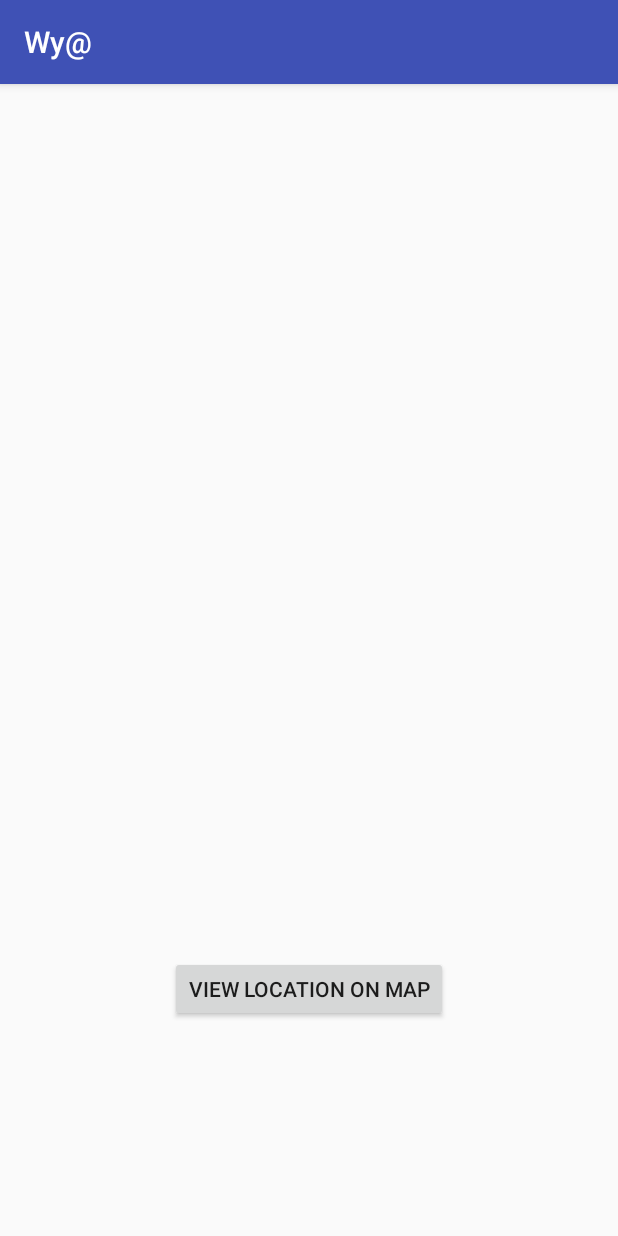
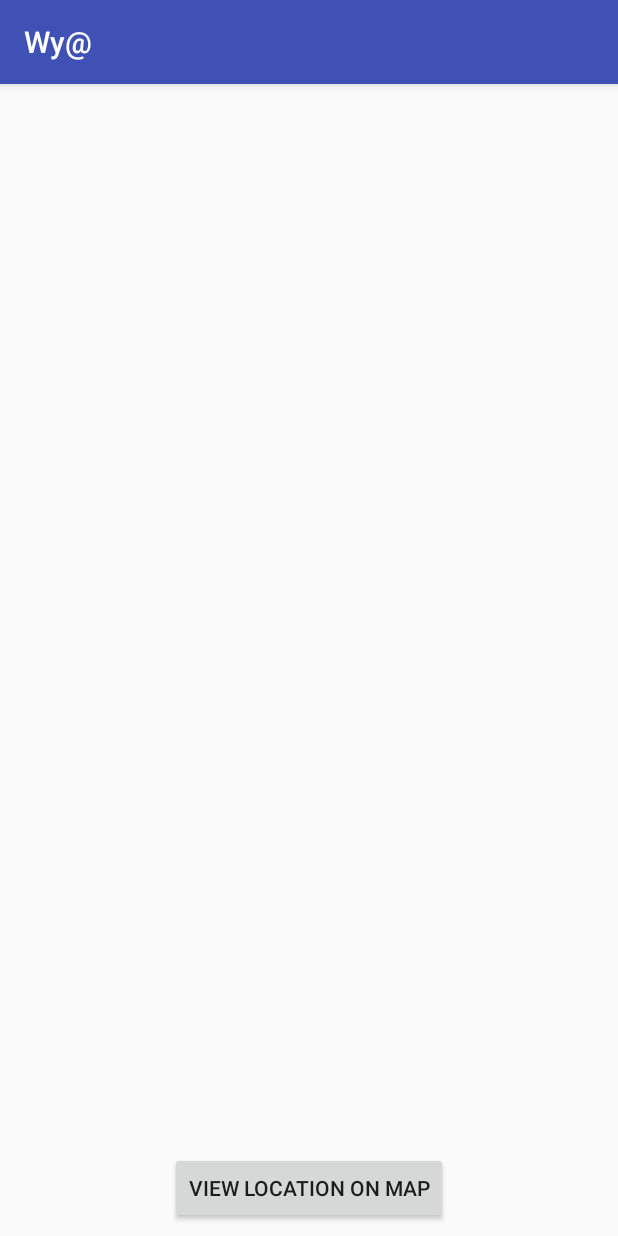
Before and after one commit to nnsookwon/Wy-, an Android app: the LocationReceivedActivity screen opened directly, with no data from a screen before it, on a phone screen of 412 x 824 dp. Run offline under Robolectric (Android 15) with nearby library versions, the phone set to English and light mode, and no system bars; 1 statement that could not run was skipped.

Commit message:
fixed received_location layout

```diff
--- a/app/src/main/res/layout/received_location.xml
+++ b/app/src/main/res/layout/received_location.xml
@@ -1,37 +1,28 @@
 <?xml version="1.0" encoding="utf-8"?>
-<android.support.constraint.ConstraintLayout
+<RelativeLayout
     xmlns:android="http://schemas.android.com/apk/res/android"
-    xmlns:app="http://schemas.android.com/apk/res-auto"
-    xmlns:tools="http://schemas.android.com/tools"
     android:layout_width="match_parent"
     android:layout_height="match_parent">
 
     <Button
         android:id="@+id/accept"
         android:layout_width="wrap_content"
-        android:layout_height="44dp"
+        android:layout_height="wrap_content"
         android:layout_marginBottom="8dp"
         android:layout_marginEnd="8dp"
         android:layout_marginStart="8dp"
         android:layout_marginTop="8dp"
+        android:layout_alignParentBottom="true"
+        android:layout_centerHorizontal="true"
         android:onClick="openMap"
-        android:text="VIEW LOCATION ON MAP"
-        app:layout_constraintBottom_toBottomOf="parent"
-        app:layout_constraintEnd_toEndOf="parent"
-        app:layout_constraintStart_toStartOf="parent"
-        app:layout_constraintTop_toBottomOf="@+id/linearLayout2" />
+        android:text="VIEW LOCATION ON MAP" />
 
     <LinearLayout
         android:id="@+id/linearLayout2"
-        android:layout_width="368dp"
-        android:layout_height="430dp"
-        android:layout_marginEnd="8dp"
-        android:layout_marginStart="8dp"
-        android:layout_marginTop="8dp"
-        android:orientation="vertical"
-        app:layout_constraintEnd_toEndOf="parent"
-        app:layout_constraintStart_toStartOf="parent"
-        app:layout_constraintTop_toTopOf="parent">
+        android:layout_above="@id/accept"
+        android:layout_height="match_parent"
+        android:layout_width="match_parent"
+        android:orientation="vertical">
 
         <ImageView
             android:id="@+id/image_view"
@@ -41,4 +32,4 @@
     </LinearLayout>
 
 
-</android.support.constraint.ConstraintLayout>
+</RelativeLayout>
```
